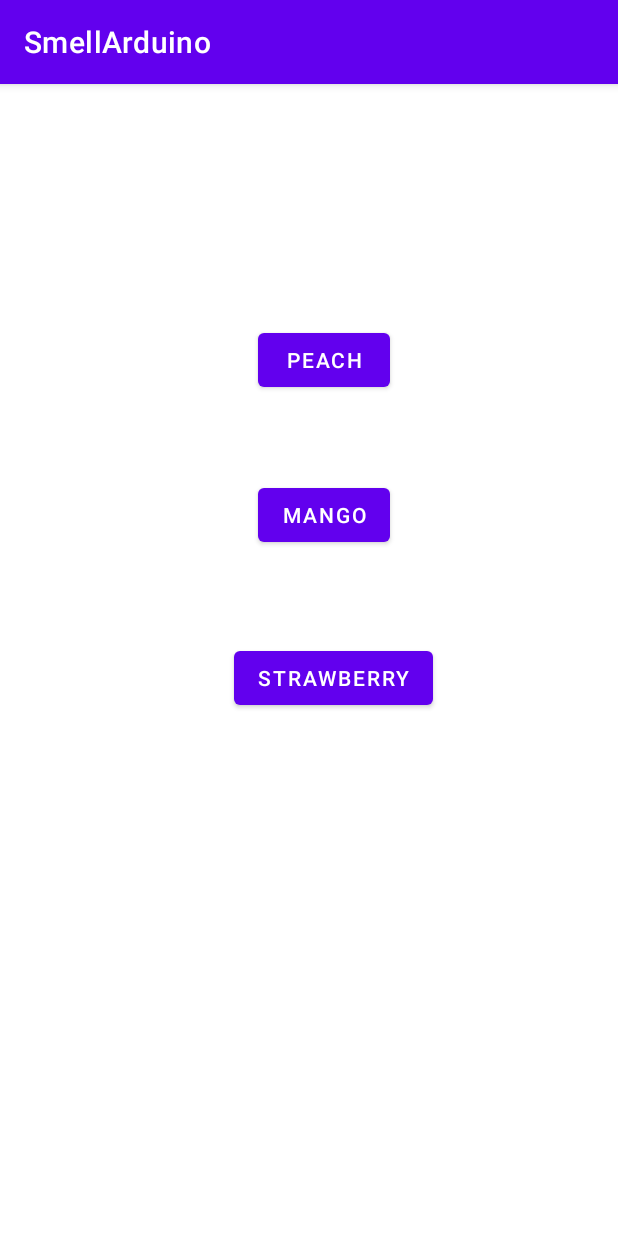
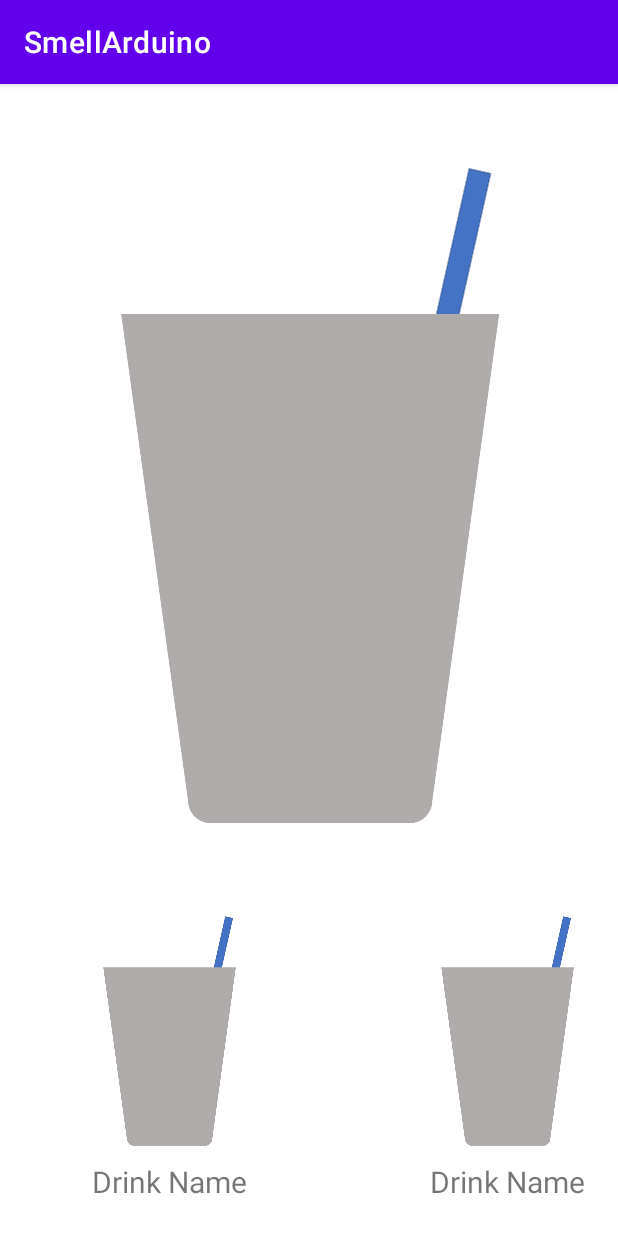
Before and after one commit to ETS-Android2/smell-kiosk, an Android app: the screen it shows after launch (MainActivity), on a phone screen of 412 x 824 dp. Shown: the top 1233 px of the screen. Run offline under Robolectric (Android 15) with nearby library versions, the phone set to English and light mode, and no system bars.

Commit message:
WIP menu view

```diff
--- a/android studio/app/src/main/java/com/example/smellarduino/MainActivity.java
+++ b/android studio/app/src/main/java/com/example/smellarduino/MainActivity.java
@@ -1,6 +1,7 @@
 package com.example.smellarduino;
 
 import androidx.appcompat.app.AppCompatActivity;
+import androidx.constraintlayout.widget.ConstraintLayout;
 
 import android.content.Intent;
 import android.os.Bundle;
@@ -9,9 +10,9 @@ import android.widget.Button;
 
 public class MainActivity extends AppCompatActivity {
 
-    private Button peachButton;
-    private Button mangoButton;
-    private Button strawberryButton;
+    private ConstraintLayout peachButton;
+    private ConstraintLayout mangoButton;
+    private ConstraintLayout strawberryButton;
     private boolean peachSmellEnabled = false;
     private boolean mangoSmellEnabled = false;
     private boolean strawberrySmellEnabled = false;
@@ -21,13 +22,15 @@ public class MainActivity extends AppCompatActivity {
         super.onCreate(savedInstanceState);
         setContentView(R.layout.activity_main);
 
+
+
         // Connect to arduino via Bluetooth
-        Intent dispenseIntent = new Intent(this, BluetoothService.class);
-        startService(dispenseIntent);
+//        Intent dispenseIntent = new Intent(this, BluetoothService.class);
+//        startService(dispenseIntent);
 
-        peachButton = findViewById(R.id.button);
-        mangoButton = findViewById(R.id.button2);
-        strawberryButton = findViewById(R.id.button3);
+        peachButton = findViewById(R.id.drink1);
+        mangoButton = findViewById(R.id.drink2);
+        strawberryButton = findViewById(R.id.drink3);
 
         peachButton.setOnClickListener(new View.OnClickListener() {
             @Override
--- /dev/null
+++ b/android studio/app/src/main/java/com/example/smellarduino/MenuItem.java
@@ -0,0 +1,31 @@
+package com.example.smellarduino;
+
+public class MenuItem {
+    private String name;
+    private String imageUrl;
+    private String scentString;
+
+    public String getName() {
+        return name;
+    }
+
+    public String getImageUrl() {
+        return imageUrl;
+    }
+
+    public String getScentString() {
+        return scentString;
+    }
+
+    public void setName(String name) {
+        this.name = name;
+    }
+
+    public void setImageUrl(String imageUrl) {
+        this.imageUrl = imageUrl;
+    }
+
+    public void setScentString(String scentString) {
+        this.scentString = scentString;
+    }
+}
--- a/android studio/app/src/main/res/layout/activity_main.xml
+++ b/android studio/app/src/main/res/layout/activity_main.xml
@@ -6,34 +6,65 @@
     android:layout_height="match_parent"
     tools:context=".MainActivity">
 
-    <Button
-        android:id="@+id/button"
-        android:layout_width="wrap_content"
-        android:layout_height="wrap_content"
-        android:layout_marginStart="172dp"
-        android:layout_marginTop="160dp"
-        android:text="Peach"
+    <HorizontalScrollView
+        android:id="@+id/scrollView2"
+        android:layout_width="match_parent"
+        android:layout_height="225dp"
+        app:layout_constraintBottom_toBottomOf="parent"
+        app:layout_constraintEnd_toEndOf="parent"
+        app:layout_constraintStart_toStartOf="parent">
+
+        <LinearLayout
+            android:id="@+id/ItemList"
+            android:layout_width="match_parent"
+            android:layout_height="wrap_content"
+            android:orientation="horizontal">
+
+            <include
+                android:id="@+id/drink1"
+                layout="@layout/item_card"
+                android:layout_width="225dp"
+                android:layout_height="225dp" />
+
+            <include
+                android:id="@+id/drink2"
+                layout="@layout/item_card"
+                android:layout_width="225dp"
+                android:layout_height="225dp" />
+
+            <include
+                android:id="@+id/drink3"
+                layout="@layout/item_card"
+                android:layout_width="225dp"
+                android:layout_height="225dp" />
+
+            <include
+                android:id="@+id/drink4"
+                layout="@layout/item_card"
+                android:layout_width="225dp"
+                android:layout_height="225dp" />
+
+            <include
+                android:id="@+id/drink5"
+                layout="@layout/item_card"
+                android:layout_width="225dp"
+                android:layout_height="225dp" />
+
+            <include
+                android:id="@+id/drink6"
+                layout="@layout/item_card"
+                android:layout_width="225dp"
+                android:layout_height="225dp" />
+        </LinearLayout>
+    </HorizontalScrollView>
+
+    <ImageView
+        android:id="@+id/ItemImage"
+        android:layout_width="500dp"
+        android:layout_height="500dp"
+        app:layout_constraintBottom_toTopOf="@+id/scrollView2"
+        app:layout_constraintEnd_toEndOf="parent"
         app:layout_constraintStart_toStartOf="parent"
-        app:layout_constraintTop_toTopOf="parent" />
-
-    <Button
-        android:id="@+id/button2"
-        android:layout_width="wrap_content"
-        android:layout_height="wrap_content"
-        android:layout_marginStart="172dp"
-        android:layout_marginTop="263dp"
-        android:text="Mango"
-        app:layout_constraintStart_toStartOf="parent"
-        app:layout_constraintTop_toTopOf="parent" />
-
-    <Button
-        android:id="@+id/button3"
-        android:layout_width="wrap_content"
-        android:layout_height="wrap_content"
-        android:layout_marginStart="156dp"
-        android:layout_marginTop="372dp"
-        android:text="Strawberry"
-        app:layout_constraintStart_toStartOf="parent"
-        app:layout_constraintTop_toTopOf="parent" />
-
+        app:layout_constraintTop_toTopOf="parent"
+        app:srcCompat="@drawable/empty_cup" />
 </androidx.constraintlayout.widget.ConstraintLayout>
--- /dev/null
+++ b/android studio/app/src/main/res/layout/item_card.xml
@@ -0,0 +1,26 @@
+<?xml version="1.0" encoding="utf-8"?>
+<androidx.constraintlayout.widget.ConstraintLayout xmlns:android="http://schemas.android.com/apk/res/android"
+    xmlns:app="http://schemas.android.com/apk/res-auto"
+    xmlns:tools="http://schemas.android.com/tools"
+    android:layout_width="match_parent"
+    android:layout_height="match_parent">
+
+    <ImageView
+        android:id="@+id/ItemImage"
+        android:layout_width="175dp"
+        android:layout_height="175dp"
+        app:layout_constraintEnd_toEndOf="parent"
+        app:layout_constraintStart_toStartOf="parent"
+        app:layout_constraintTop_toTopOf="parent"
+        app:srcCompat="@drawable/empty_cup" />
+
+    <TextView
+        android:id="@+id/ItemTitle"
+        android:layout_width="wrap_content"
+        android:layout_height="wrap_content"
+        android:text="Drink Name"
+        android:textSize="20dp"
+        app:layout_constraintEnd_toEndOf="parent"
+        app:layout_constraintStart_toStartOf="parent"
+        app:layout_constraintTop_toBottomOf="@+id/ItemImage" />
+</androidx.constraintlayout.widget.ConstraintLayout>
```
Also changed, not shown: android studio/app/src/main/res/drawable/empty_cup.png (added).
